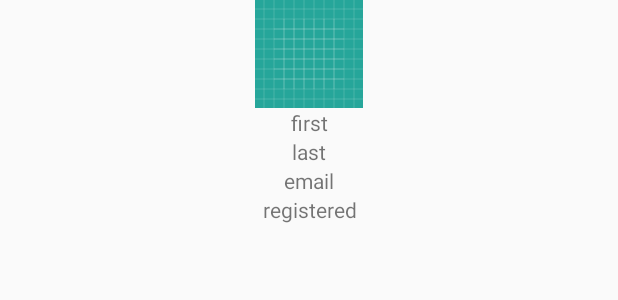
After one commit to volnoor/Randomuser, an Android app: the layout activity_user_info.xml on its own in the app's theme, with its tools: preview values and no code run, on a phone screen of 412 x 824 dp. The commit adds this screen. Shown: the top 300 px of the screen. Run offline under Robolectric (Android 15) with nearby library versions, the phone set to English and light mode, and no system bars.

Commit message:
user info activity

```diff
--- /dev/null
+++ b/app/src/main/res/layout/activity_user_info.xml
@@ -0,0 +1,43 @@
+<?xml version="1.0" encoding="utf-8"?>
+<LinearLayout xmlns:android="http://schemas.android.com/apk/res/android"
+    xmlns:tools="http://schemas.android.com/tools"
+    android:layout_width="match_parent"
+    android:layout_height="match_parent"
+    android:orientation="vertical"
+    tools:context="com.volnoor.randomuser.UserInfoActivity">
+
+    <ImageView
+        android:id="@+id/iv_large"
+        android:layout_width="match_parent"
+        android:layout_height="72dp"
+        tools:src="@drawable/ic_launcher_background" />
+
+    <TextView
+        android:id="@+id/tv_first_name"
+        android:layout_width="match_parent"
+        android:layout_height="wrap_content"
+        android:gravity="center"
+        tools:text="first" />
+
+    <TextView
+        android:id="@+id/tv_last_name"
+        android:layout_width="match_parent"
+        android:layout_height="wrap_content"
+        android:gravity="center"
+        tools:text="last" />
+
+    <TextView
+        android:id="@+id/tv_email"
+        android:layout_width="match_parent"
+        android:layout_height="wrap_content"
+        android:gravity="center"
+        tools:text="email" />
+
+    <TextView
+        android:id="@+id/tv_registered"
+        android:layout_width="match_parent"
+        android:layout_height="wrap_content"
+        android:gravity="center"
+        tools:text="registered" />
+
+</LinearLayout>
```
Also changed, not shown: app/src/main/AndroidManifest.xml (+13 -1 lines), app/src/main/java/com/volnoor/randomuser/MainActivity.java (+13 -1 lines), app/src/main/java/com/volnoor/randomuser/RandomuserResponse.java (+94 -3 lines), app/src/main/java/com/volnoor/randomuser/UserAdapter.java (+15 -1 lines), app/src/main/java/com/volnoor/randomuser/UserInfoActivity.java (added, +54 -0 lines).
